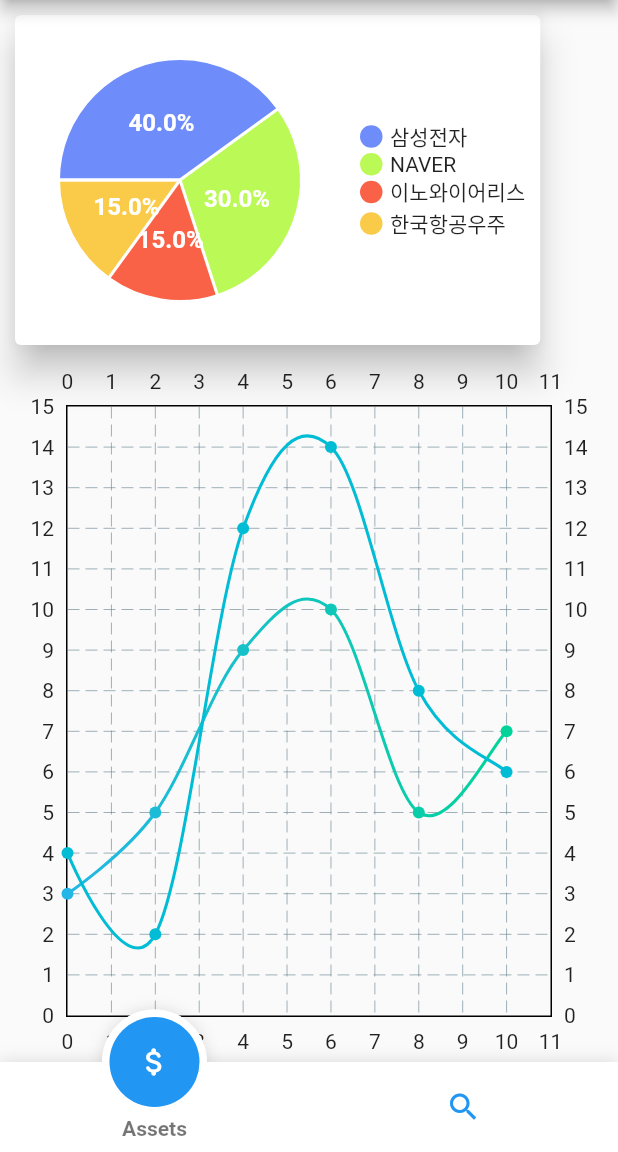
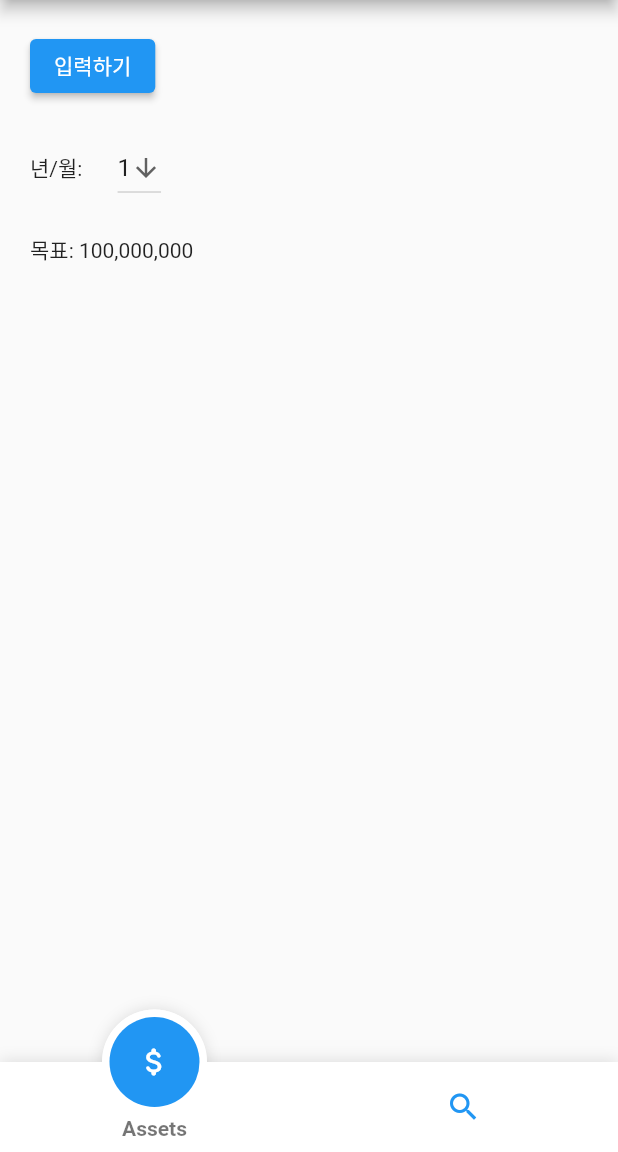
Before and after one commit to kammaii/asset_mng, a Flutter app: the screen it shows after launch, on a phone screen of 412 x 824 dp, the part 84-1236 px from its top. Run offline on Flutter 3.47's test engine with Material 2 defaults, Android fonts, the phone set to English and light mode, and no system bars; drawn by our look-alikes of fancy_bottom_navigation, fl_chart; missing offline and left inert: web_scraper.

Commit message:
start cash flow

```diff
--- a/lib/main.dart
+++ b/lib/main.dart
@@ -1,4 +1,5 @@
 import 'package:asset_mng/main_assets.dart';
+import 'package:asset_mng/main_cash_flow.dart';
 import 'package:asset_mng/main_search.dart';
 import 'package:fancy_bottom_navigation/fancy_bottom_navigation.dart';
 import 'package:flutter/material.dart';
@@ -16,7 +17,7 @@ class MyApp extends StatefulWidget {
 
 class _MyAppState extends State<MyApp> {
 
-  Widget currentPage = MainAssets();
+  Widget currentPage = CashFlow();
 
   @override
   Widget build(BuildContext context) {
--- a/lib/main_assets.dart
+++ b/lib/main_assets.dart
@@ -23,12 +23,18 @@ class _MainAssetsState extends State<MainAssets> {
   @override
   Widget build(BuildContext context) {
     return Column(
+      crossAxisAlignment: CrossAxisAlignment.start,
       children: [
+        Padding(
+          padding: const EdgeInsets.symmetric(horizontal: 20.0, vertical: 10.0),
+          child: Text('21년 7월', textScaleFactor: 1.5),
+        ),
         Row(
           children: [
             getCircleChart(testTitleList, testValueList),
           ],
         ),
+        SizedBox(height: 10.0),
         Expanded(
           child: getLineChart()
         )
@@ -72,17 +78,15 @@ class _MainAssetsState extends State<MainAssets> {
     );
   }
 
-  Card getCircleChart(List<String> titleList, List<double> valueList) {
-    return Card(
-      margin: EdgeInsets.all(10.0),
-      color: Colors.white,
-      elevation: 10,
-      child: Padding(
-        padding: const EdgeInsets.all(10.0),
-        child: Row(
+  Widget getCircleChart(List<String> titleList, List<double> valueList) {
+    return Row(
       mainAxisSize: MainAxisSize.min,
       children: [
-            Container(
+        GestureDetector(
+          onTap: () {
+            print(touchedIndex);
+          },
+          child: Container(
             width: circleChartRadius*2.5,
             height: circleChartRadius*2.5,
             child: PieChart(
@@ -104,6 +108,7 @@ class _MainAssetsState extends State<MainAssets> {
               ),
             ),
           ),
+        ),
         SizedBox(width: 20),
         Column(
           mainAxisSize: MainAxisSize.min,
@@ -112,14 +117,15 @@ class _MainAssetsState extends State<MainAssets> {
           children: getIndicators(titleList),
         )
       ],
-        ),
-      ),
     );
   }
 
   List<Row> getIndicators(List<String> titleList) {
     double circleSize = 15;
     return List.generate(titleList.length, (i) {
+      Color textColor;
+      touchedIndex == i ? textColor = Colors.red : textColor = Colors.black;
+
       return Row(
         children: [
           Container(
@@ -131,7 +137,8 @@ class _MainAssetsState extends State<MainAssets> {
             ),
           ),
           SizedBox(width: 5),
-          Text(titleList[i])
+          Text(titleList[i], style: TextStyle(color: textColor),
+          )
         ],
       );
     });
--- /dev/null
+++ b/lib/main_cash_flow.dart
@@ -0,0 +1,66 @@
+import 'package:flutter/material.dart';
+import 'package:intl/intl.dart';
+
+class CashFlow extends StatefulWidget {
+  const CashFlow({Key? key}) : super(key: key);
+
+  @override
+  _CashFlowState createState() => _CashFlowState();
+}
+
+class _CashFlowState extends State<CashFlow> {
+  String dropdownValue = '21년 7월';
+  List<String> dropdownItems = ['1', '2', '3', '4'];
+  double assetGoal = 100000000;
+  var f = NumberFormat('###,###,###,###.##');
+
+  @override
+  Widget build(BuildContext context) {
+    return Padding(
+      padding: const EdgeInsets.all(20.0),
+      child: Column(
+        children: [
+          Row(
+            children: [
+              ElevatedButton(
+                onPressed: () {
+
+                },
+                child: Text('입력하기')),
+            ],
+          ),
+          SizedBox(height: 20.0),
+          Row(
+            children: [
+              Text('년/월: '),
+              SizedBox(width: 20),
+              DropdownButton(
+                value: '1',
+                icon: Icon(Icons.arrow_downward),
+                iconSize: 20,
+                elevation: 10,
+                onChanged: (String? newValue) {
+                  setState(() {
+                    dropdownValue = newValue!;
+                  });
+                },
+                items: dropdownItems.map<DropdownMenuItem<String>>((String value) {
+                  return DropdownMenuItem<String>(
+                    value: value,
+                    child: Text(value),
+                  );
+                }).toList()
+              )
+            ],
+          ),
+          SizedBox(height: 20.0),
+          Row(
+            children: [
+              Text('목표: ${f.format(assetGoal)}')
+            ],
+          )
+        ],
+      ),
+    );
+  }
+}
--- a/pubspec.yaml
+++ b/pubspec.yaml
@@ -31,6 +31,7 @@ dependencies:
   web_scraper: ^0.1.4
   fancy_bottom_navigation: ^0.3.2
   fl_chart: ^0.36.3
+  intl: ^0.16.1
 
 dev_dependencies:
   flutter_test:
```
Also changed, not shown: pubspec.lock. Lines whose indentation alone changed are shown as unchanged.
